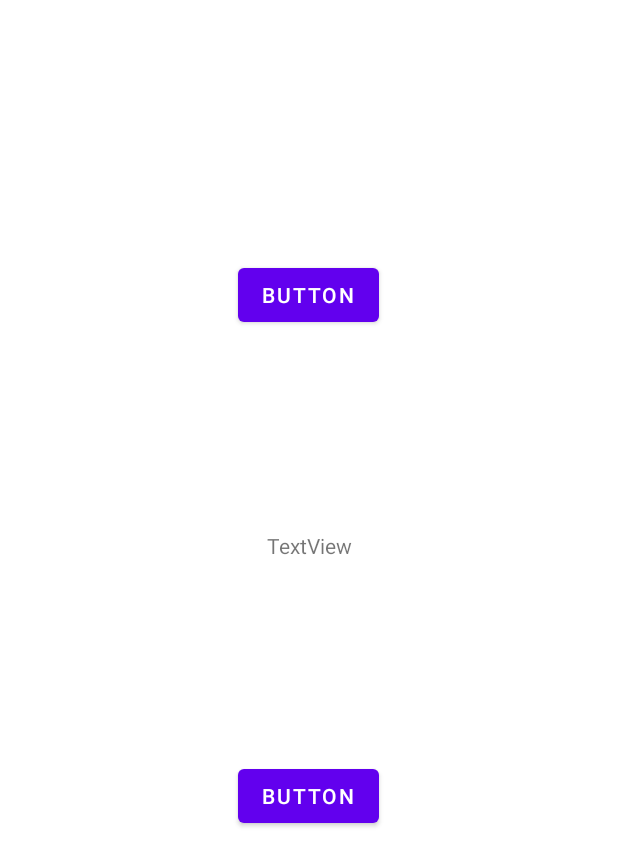
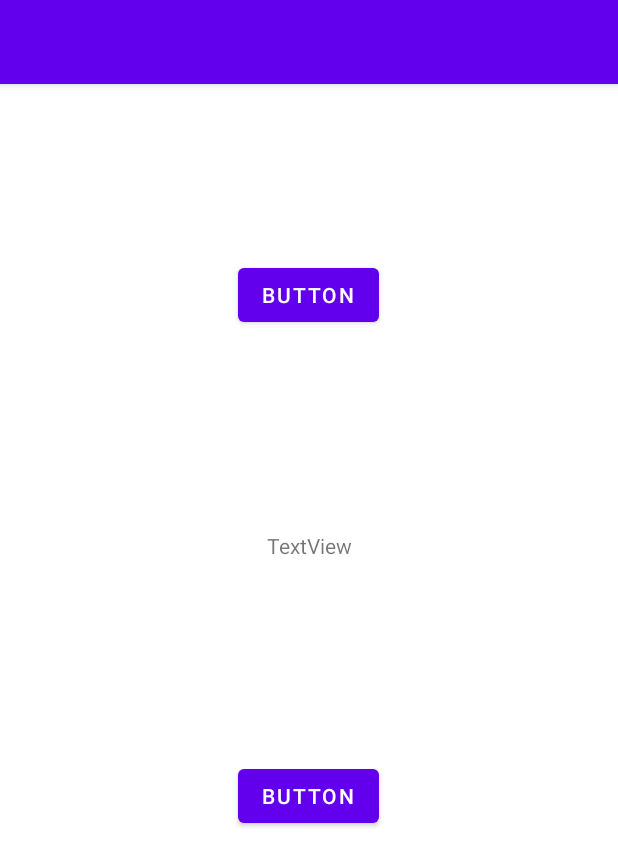
Before and after one commit to buchwaldagata/StretchYOURBody, an Android app: the layout activity_main2.xml on its own in the app's theme, with its tools: preview values and no code run, on a phone screen of 412 x 824 dp. Shown: the top 866 px of the screen. Run offline under Robolectric (Android 15) with nearby library versions, the phone set to English and light mode, and no system bars.

```diff
--- a/app/build.gradle
+++ b/app/build.gradle
@@ -47,6 +47,7 @@ dependencies {
     implementation 'androidx.recyclerview:recyclerview:1.3.0'
     implementation 'com.google.firebase:firebase-auth-ktx:22.0.0'
     implementation 'com.github.bumptech.glide:glide:4.11.0'
+    implementation 'com.google.firebase:firebase-auth:21.1.0'
     testImplementation 'junit:junit:4.13.2'
     androidTestImplementation 'androidx.test.ext:junit:1.1.5'
     androidTestImplementation 'androidx.test.espresso:espresso-core:3.5.1'
--- a/app/src/main/res/layout/activity_main2.xml
+++ b/app/src/main/res/layout/activity_main2.xml
@@ -5,6 +5,23 @@
     android:layout_width="match_parent"
     android:layout_height="match_parent"
     tools:context=".MainActivity2">
+
+    <com.google.android.material.appbar.AppBarLayout
+        android:layout_width="match_parent"
+        android:layout_height="wrap_content"
+        android:theme="@style/Theme.StretchYOURBody.AppBarOverlay"
+        app:layout_constraintEnd_toEndOf="parent"
+        app:layout_constraintStart_toStartOf="parent"
+        app:layout_constraintTop_toTopOf="parent">
+
+        <androidx.appcompat.widget.Toolbar
+            android:id="@+id/toolbar"
+            android:layout_width="match_parent"
+            android:layout_height="match_parent"
+            android:background="?attr/colorPrimary"
+            app:popupTheme="@style/Theme.StretchYOURBody.PopupOverlay" />
+
+    </com.google.android.material.appbar.AppBarLayout>
 
     <Button
         android:id="@+id/button2"
--- a/app/src/main/res/layout/content_main.xml
+++ b/app/src/main/res/layout/content_main.xml
@@ -5,6 +5,7 @@
     android:layout_width="match_parent"
     android:layout_height="match_parent"
     app:layout_behavior="@string/appbar_scrolling_view_behavior">
+
 
     <fragment
         android:id="@+id/list_frag"
```
Also changed, not shown: app/src/main/res/layout/activity_main.xml (+6 -5 lines).
